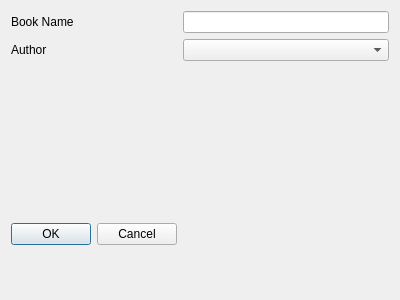
First picture: the form in ui/qt/SearchBooksDialog.ui, repository IwanIDev/cs-unit5, before the edit.
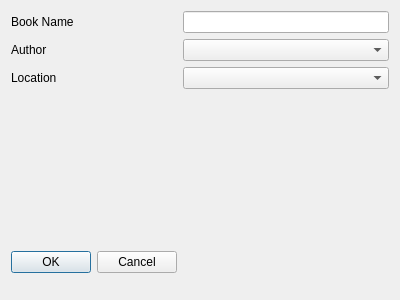
Second picture: the form after the edit.

Commit message: You can now search for books.

```diff
--- a/ui/qt/SearchBooksDialog.ui
+++ b/ui/qt/SearchBooksDialog.ui
@@ -14,7 +14,7 @@
    <string>Dialog</string>
   </property>
   <layout class="QFormLayout" name="formLayout">
-   <item row="3" column="0">
+   <item row="4" column="0">
     <widget class="QDialogButtonBox" name="buttonBox">
      <property name="orientation">
       <enum>Qt::Horizontal</enum>
@@ -44,7 +44,7 @@
    <item row="1" column="1">
     <widget class="QComboBox" name="author"/>
    </item>
-   <item row="2" column="0">
+   <item row="3" column="0">
     <spacer name="verticalSpacer">
      <property name="orientation">
       <enum>Qt::Vertical</enum>
@@ -60,6 +60,16 @@
      </property>
     </spacer>
    </item>
+   <item row="2" column="0">
+    <widget class="QLabel" name="label_3">
+     <property name="text">
+      <string>Location</string>
+     </property>
+    </widget>
+   </item>
+   <item row="2" column="1">
+    <widget class="QComboBox" name="locations"/>
+   </item>
   </layout>
  </widget>
  <resources/>
```
The commit also changes 1 other file.
